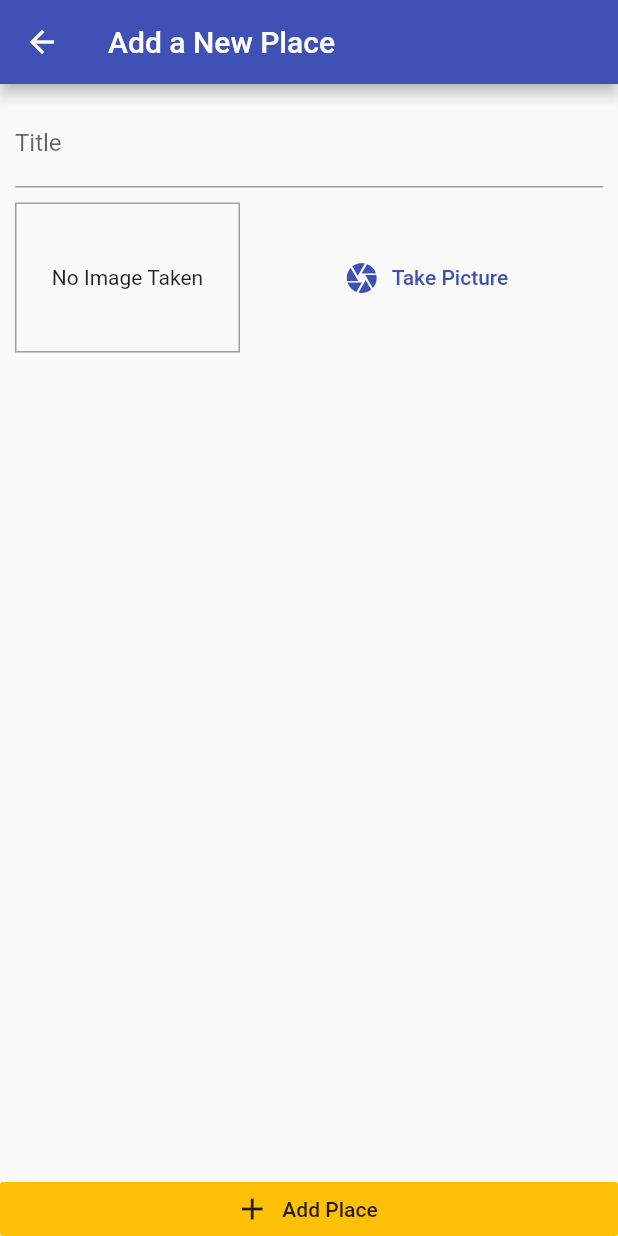
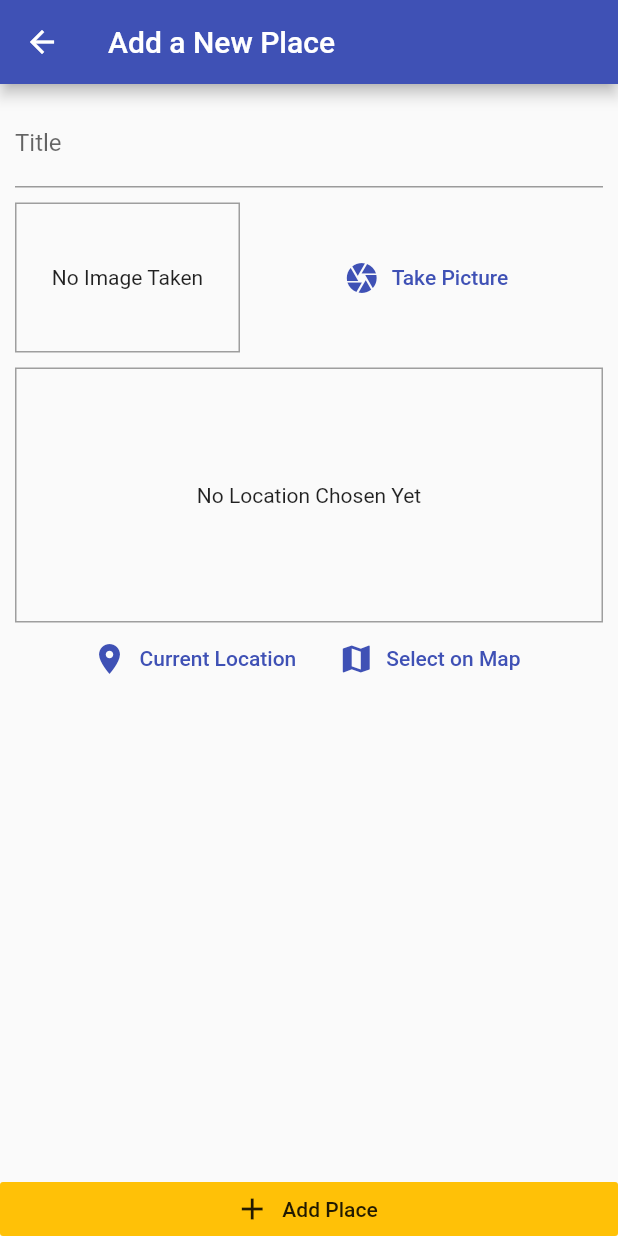
Before and after one commit to MBanawa/great_places_app, a Flutter app: the AddPlaceScreen screen opened by its route, on a phone screen of 412 x 824 dp. Run offline on Flutter 3.47's test engine with Material 2 defaults, Android fonts, the phone set to English and light mode, and no system bars; our stand-ins replace google_maps_flutter, image_picker, location, sqflite; accounts and stored records are empty.

Commit message:
import google maps api and allow user to get current loc or select on map

```diff
--- /dev/null
+++ b/lib/helpers/location_helper.dart
@@ -0,0 +1,10 @@
+const GOGGLE_API_KEY = 'AIzaSyAI8QZifIUklMy7w6UnGqKX5VBnj-V6n00';
+
+class LocationHelper {
+  static String generateLocationPreviewImage({
+    double latitude,
+    double longitude,
+  }) {
+    return 'https://maps.googleapis.com/maps/api/staticmap?center=&$latitude,$longitude&=16&size=600x300&maptype=roadmap&markers=color:red%7Clabel:A%7C$latitude,$longitude&key=$GOGGLE_API_KEY';
+  }
+}
--- a/lib/models/place.dart
+++ b/lib/models/place.dart
@@ -7,7 +7,7 @@ class PlaceLocation {
   final double longitude;
   final String address;
 
-  PlaceLocation({
+  const PlaceLocation({
     @required this.latitude,
     @required this.longitude,
     this.address,
--- a/lib/screens/add_place_screen.dart
+++ b/lib/screens/add_place_screen.dart
@@ -1,6 +1,8 @@
 import 'dart:io';
 import 'package:flutter/material.dart';
 import 'package:provider/provider.dart';
+
+import 'package:great_places/widgets/location_input.dart';
 import 'package:great_places/widgets/image_input.dart';
 import 'package:great_places/providers/great_places.dart';
 
@@ -53,6 +55,8 @@ class _AddPlaceScreenState extends State<AddPlaceScreen> {
                     ),
                     SizedBox(height: 10),
                     ImageInput(_selectImage),
+                    SizedBox(height: 10),
+                    LocationInput(),
                   ],
                 ),
               ),
--- /dev/null
+++ b/lib/widgets/location_input.dart
@@ -0,0 +1,80 @@
+import 'package:flutter/material.dart';
+import 'package:great_places/helpers/location_helper.dart';
+import 'package:great_places/screens/map_screen.dart';
+import 'package:location/location.dart';
+
+class LocationInput extends StatefulWidget {
+  @override
+  _LocationInputState createState() => _LocationInputState();
+}
+
+class _LocationInputState extends State<LocationInput> {
+  String _previewImageUrl;
+
+  Future<void> _getCurrentUserLocation() async {
+    final locData = await Location().getLocation();
+    final staticMapImageUrl = LocationHelper.generateLocationPreviewImage(
+      latitude: locData.latitude,
+      longitude: locData.longitude,
+    );
+    setState(() {
+      _previewImageUrl = staticMapImageUrl;
+    });
+  }
+
+  Future<void> _selectOnMap() async {
+    final selectedLocation = await Navigator.of(context).push(
+      MaterialPageRoute(
+          fullscreenDialog: true,
+          builder: (ctx) => MapScreen(
+                isSelecting: true,
+              )),
+    );
+    if (selectedLocation == null) {
+      return;
+    }
+  }
+
+  @override
+  Widget build(BuildContext context) {
+    return Column(
+      children: <Widget>[
+        Container(
+          alignment: Alignment.center,
+          height: 170,
+          width: double.infinity,
+          decoration: BoxDecoration(
+            border: Border.all(width: 1, color: Colors.grey),
+          ),
+          child: _previewImageUrl == null
+              ? Text(
+                  'No Location Chosen Yet',
+                  textAlign: TextAlign.center,
+                )
+              : Image.network(
+                  _previewImageUrl,
+                  fit: BoxFit.cover,
+                  width: double.infinity,
+                ),
+        ),
+        Row(
+          mainAxisAlignment: MainAxisAlignment.center,
+          children: <Widget>[
+            FlatButton.icon(
+              onPressed: _getCurrentUserLocation,
+              icon: Icon(Icons.location_on),
+              label: Text('Current Location'),
+              textColor: Theme.of(context).primaryColor,
+            ),
+            FlatButton.icon(
+              onPressed: _selectOnMap,
+              icon: Icon(Icons.map),
+              label: Text('Select on Map'),
+              textColor: Theme.of(context).primaryColor,
+            ),
+          ],
+        ),
+      ],
+    );
+  }
+}
--- a/pubspec.yaml
+++ b/pubspec.yaml
@@ -33,6 +33,8 @@ dependencies:
   path_provider: ^1.6.24
   path: ^1.7.0
   sqflite: ^1.3.2+1
+  location: ^3.1.0
+  google_maps_flutter: ^1.0.6
 
 dev_dependencies:
   flutter_test:
```
Also changed, not shown: lib/screens/map_screen.dart (added, +38 -0 lines), pubspec.lock, 1 other file.
